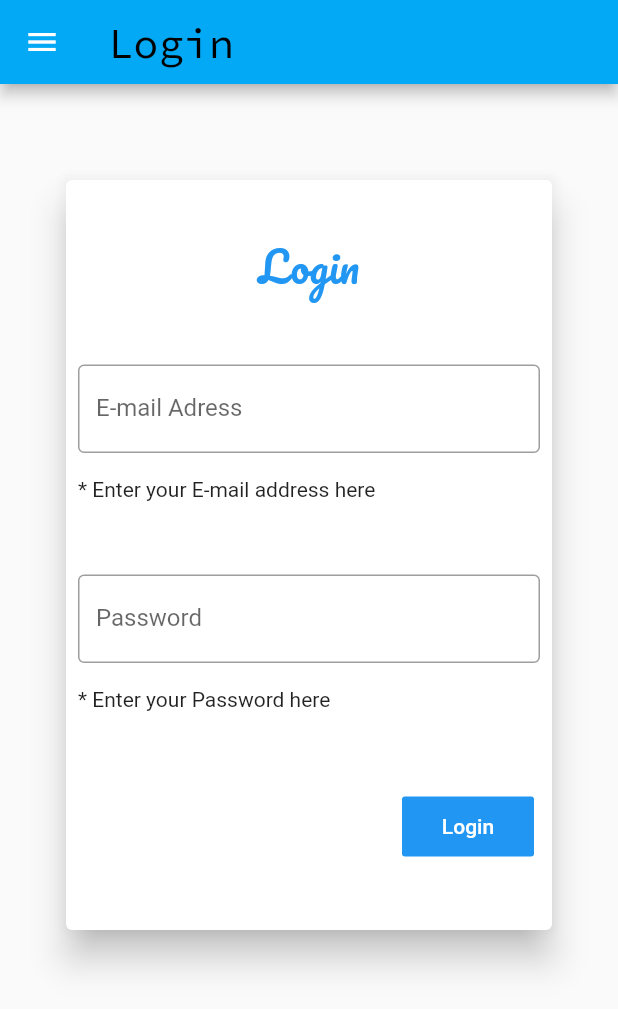
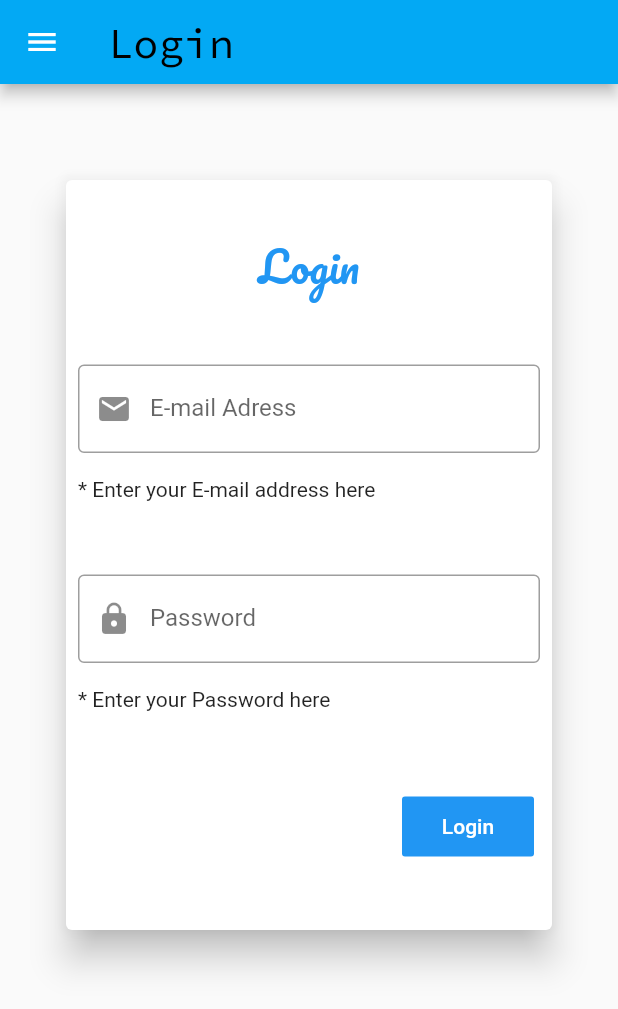
Before and after one commit to ivobass/loginapp, a Flutter app: the screen it shows after launch, on a phone screen of 412 x 824 dp. Shown: the top 1009 px of the screen. Run offline on Flutter 3.47's test engine with Material 2 defaults, Android fonts, the phone set to English and light mode, and no system bars; our stand-ins replace google_fonts.

Commit message:
icon inside

```diff
--- a/lib/main.dart
+++ b/lib/main.dart
@@ -53,6 +53,7 @@ class AppName extends StatelessWidget {
                           padding: const EdgeInsets.all(8.0),
                           child: TextField(
                             decoration: InputDecoration(
+                               prefixIcon: Icon(Icons.mail),
                               border: OutlineInputBorder(),
                               labelText: 'E-mail Adress',
                             ),
@@ -73,6 +74,8 @@ class AppName extends StatelessWidget {
                           child: TextField(
                             obscureText: true, // coloca escondigo o texto //
                             decoration: InputDecoration(
+                              prefixIcon: Icon(Icons.lock),
+                              // suffixIcon: Icon(Icons.lock), put icon at the end//
                               border: OutlineInputBorder(),
                               labelText: 'Password',
                             ),
```
Also changed, not shown: assets/login.png.
